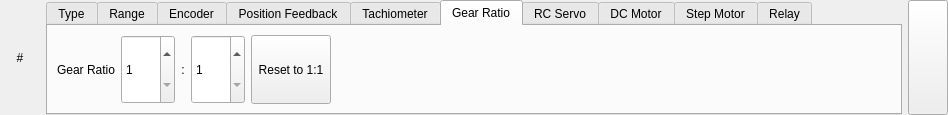
This is libs/libcore/ui/ActuatorWidget.ui in mrdeveloperdude/OctoMY as Qt 5 draws it before an edit. The edited form follows.
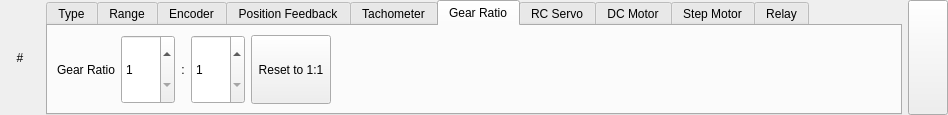
This is the edited form. The open tabs and pages were chosen to show the change. Icons and pictures are not drawn. Custom widgets are drawn as their Qt base class.

```diff
--- a/libs/libcore/ui/ActuatorWidget.ui
+++ b/libs/libcore/ui/ActuatorWidget.ui
@@ -843,7 +843,7 @@
          </widget>
          <widget class="QWidget" name="tabTachiometer">
           <attribute name="title">
-           <string>Tachiometer</string>
+           <string>Tachometer</string>
           </attribute>
           <layout class="QGridLayout" name="gridLayout_11">
            <item row="0" column="2">
```
Left out of the diff: 4 changed lines with no effect on the pictures.
